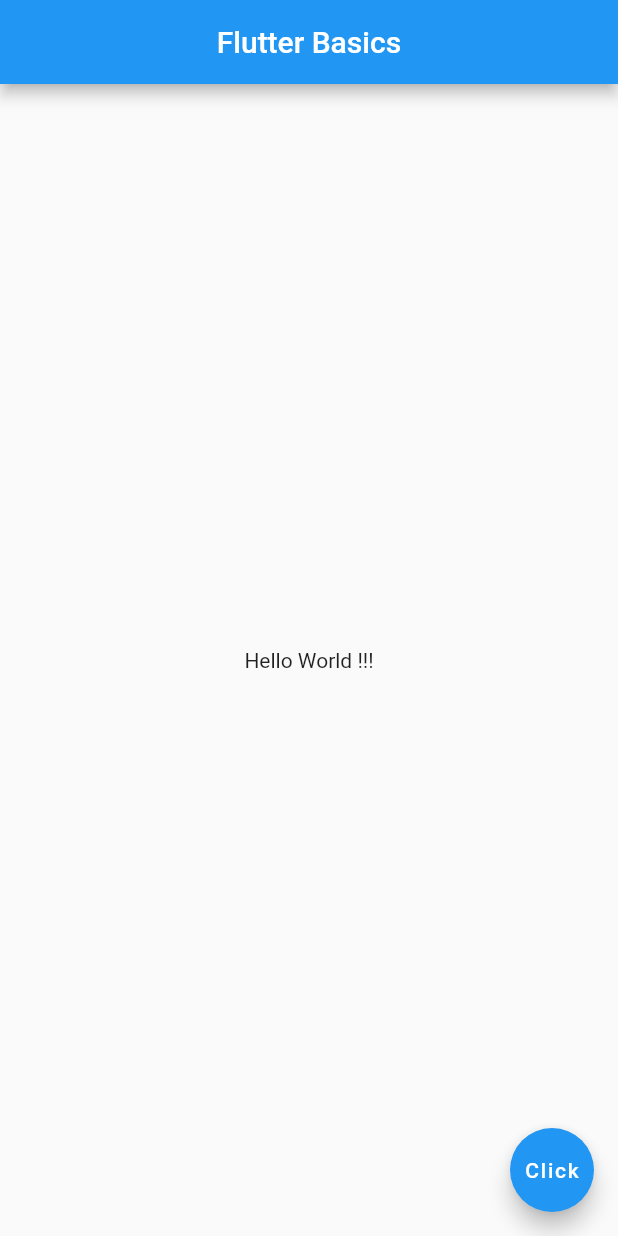
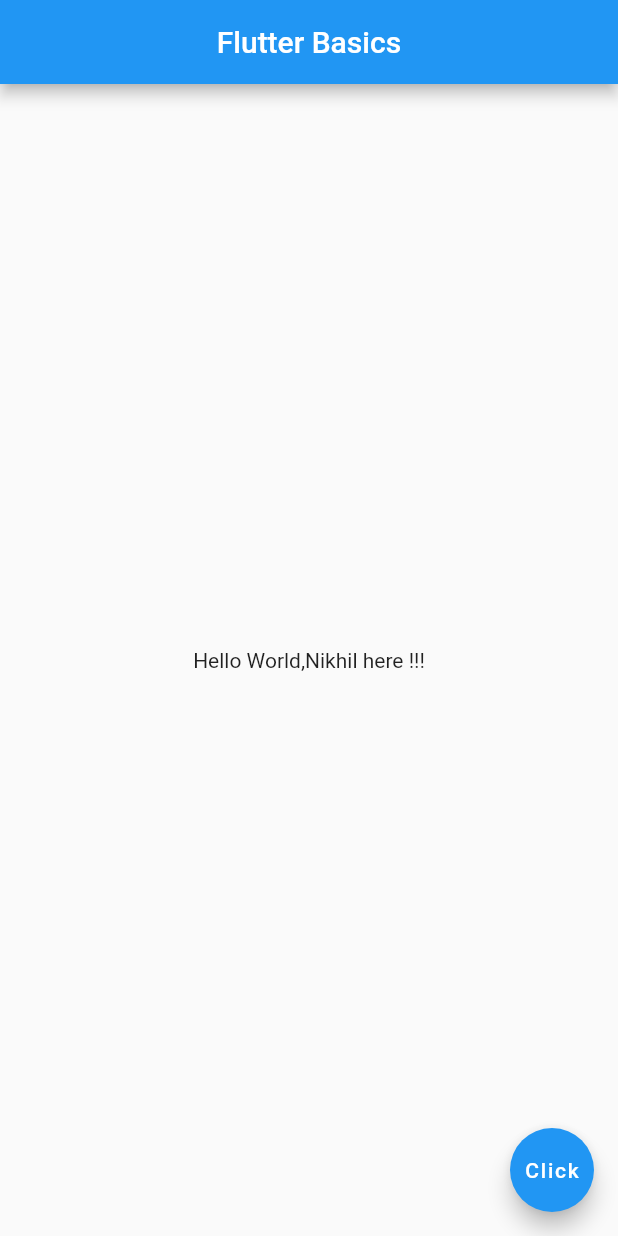
Before and after one commit to NikhilAg2021/Flutter_Calculator, a Flutter app: the screen it shows after launch, on a phone screen of 412 x 824 dp. Run offline on Flutter 3.47's test engine with Material 2 defaults, Android fonts, the phone set to English and light mode, and no system bars.

Commit message:
Flutter Basics Project

```diff
--- a/FlutterBasics/my_app/lib/main.dart
+++ b/FlutterBasics/my_app/lib/main.dart
@@ -7,7 +7,7 @@ void main() => runApp(MaterialApp(
       centerTitle: true,
     ),
     body: const Center(
-      child: Text('Hello World !!!'),
+      child: Text('Hello World,Nikhil here !!!'),
     ),
     floatingActionButton: FloatingActionButton(
       onPressed: () {  },
```
